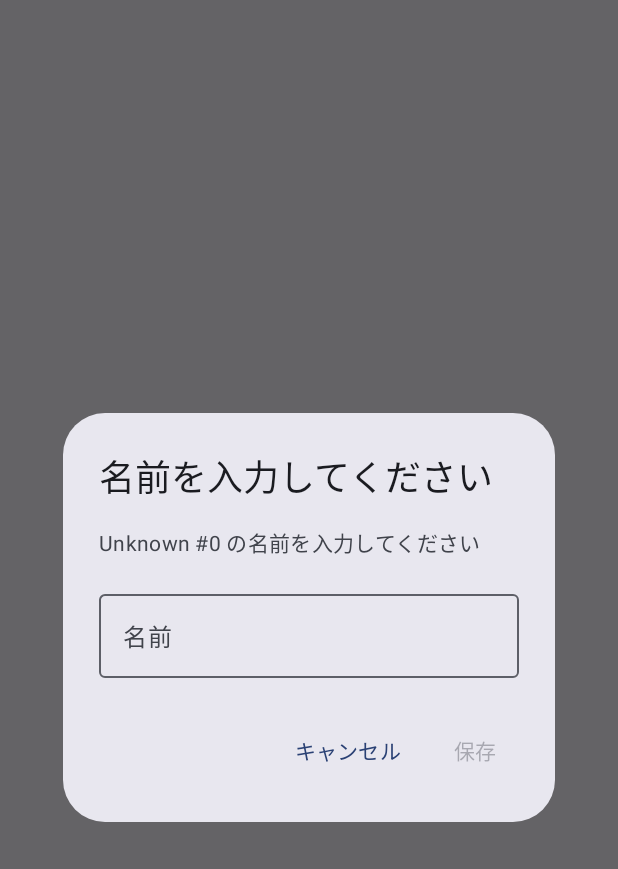
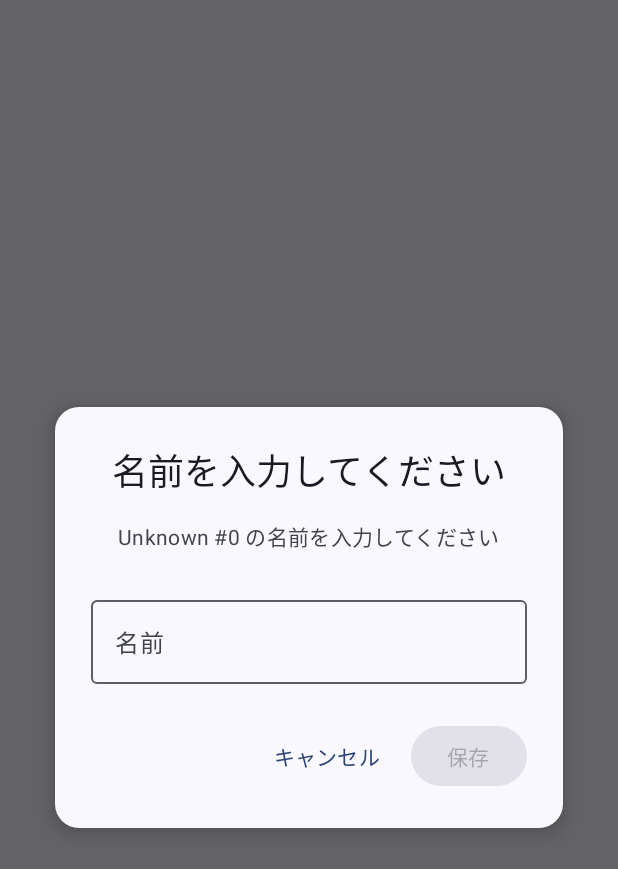
Before and after one commit to jphacks/os_2522, an Android app built with Jetpack Compose: the composable NameInputDialog called with empty values, on a phone screen of 412 x 824 dp. Shown: the top 869 px of the screen. Run offline under Robolectric (Android 15) with nearby library versions, the phone set to English and light mode, and no system bars; 12 statements that could not run were skipped.

Commit message:
fix: カメラプレビューのリソース管理と顔認識機能の改善

```diff
--- a/daredakke/app/src/main/java/com/example/daredakke/ui/camera/FaceDetectionOverlay.kt
+++ b/daredakke/app/src/main/java/com/example/daredakke/ui/camera/FaceDetectionOverlay.kt
@@ -7,6 +7,7 @@ import androidx.compose.foundation.shape.RoundedCornerShape
 import androidx.compose.material3.*
 import androidx.compose.runtime.*
 import androidx.compose.ui.Modifier
+import androidx.compose.ui.Alignment
 import androidx.compose.ui.draw.clip
 import androidx.compose.ui.geometry.Offset
 import androidx.compose.ui.graphics.Color
@@ -19,6 +20,8 @@ import androidx.compose.ui.text.drawText
 import androidx.compose.ui.text.rememberTextMeasurer
 import androidx.compose.ui.unit.dp
 import androidx.compose.ui.unit.sp
+import androidx.compose.ui.window.Dialog
+import androidx.compose.ui.window.DialogProperties
 import com.example.daredakke.ml.face.FaceDetectionResult
 import com.example.daredakke.constants.AppConstants
 
@@ -29,34 +32,12 @@ import com.example.daredakke.constants.AppConstants
 @Composable
 fun FaceDetectionOverlay(
     detectionResults: List<FaceDetectionResult>,
-    onUnknownFaceTap: (Int) -> Unit,
     modifier: Modifier = Modifier
 ) {
     val density = LocalDensity.current
     val textMeasurer = rememberTextMeasurer()
 
-    Canvas(
-        modifier = modifier.pointerInput(detectionResults) {
-            detectTapGestures { tapOffset ->
-                // タップ位置が顔のバウンディングボックス内かチェック
-                detectionResults.forEach { result ->
-                    val boundingBox = result.boundingBox
-                    if (tapOffset.x >= boundingBox.left &&
-                        tapOffset.x <= boundingBox.right &&
-                        tapOffset.y >= boundingBox.top &&
-                        tapOffset.y <= boundingBox.bottom
-                    ) {
-                        result.trackingId?.let { trackingId ->
-                            // Unknown顔のみタップ可能
-                            if (result.recognitionInfo?.isRecognized != true) {
-                                onUnknownFaceTap(trackingId)
-                            }
-                        }
-                    }
-                }
-            }
-        }
-    ) {
+    Canvas(modifier = modifier) {
         detectionResults.forEach { result ->
             drawFaceBoundingBox(
                 result = result,
@@ -95,20 +76,18 @@ private fun DrawScope.drawFaceBoundingBox(
     )
 
     // Phase 2&4: 認識情報に基づくラベルテキスト（要約付き）
-    // 初対面: BBOXのみ（ラベルなし）
-    // 2回目以降（認識済み）: 名前 + 前回要約
     val recognitionInfo = result.recognitionInfo
-    val labelText = if (recognitionInfo?.isRecognized == true) {
-        // 2回目以降: 名前と要約を表示
+
+    // 認識済みの顔のみラベルを表示
+    if (recognitionInfo == null || !recognitionInfo.isRecognized) {
+        return
+    }
+
     val name = recognitionInfo.personName ?: "認識済み"
-        if (recognitionInfo.lastSummary != null) {
+    val labelText = if (recognitionInfo.lastSummary != null) {
         "$name\n前回: ${recognitionInfo.lastSummary}"
     } else {
         name
-        }
-    } else {
-        // 初対面: ラベルなし（BBOXのみ）
-        return // ラベル描画をスキップ
     }
     val textStyle = TextStyle(
         fontSize = AppConstants.BBOX_TEXT_SIZE.sp,
@@ -122,18 +101,19 @@ private fun DrawScope.drawFaceBoundingBox(
         textLayoutResult.size.height.toFloat()
     )
 
-    // ラベル背景の位置とサイズ
-    val labelBackgroundTop = boundingBox.top - textSize.height - 8f
-    val labelBackgroundLeft = boundingBox.left
+    // ラベル背景の位置とサイズ（画面外チェック）
+    val labelBackgroundTop = (boundingBox.top - textSize.height - 8f).coerceAtLeast(0f)
+    val labelBackgroundLeft = boundingBox.left.coerceAtLeast(0f)
+    val labelWidth = (textSize.width + 16f).coerceAtMost(size.width - labelBackgroundLeft)
+    val labelHeight = (textSize.height + 8f).coerceAtMost(size.height - labelBackgroundTop)
 
+    // 幅と高さが正の値の場合のみ描画
+    if (labelWidth > 0f && labelHeight > 0f) {
         // ラベル背景を描画
         drawRect(
             color = boxColor.copy(alpha = 0.8f),
             topLeft = Offset(labelBackgroundLeft, labelBackgroundTop),
-        size = androidx.compose.ui.geometry.Size(
-            textSize.width + 16f,
-            textSize.height + 8f
-        )
+            size = androidx.compose.ui.geometry.Size(labelWidth, labelHeight)
         )
 
         // ラベルテキストを描画
@@ -144,12 +124,18 @@ private fun DrawScope.drawFaceBoundingBox(
             topLeft = Offset(
                 labelBackgroundLeft + 8f,
                 labelBackgroundTop + 4f
+            ),
+            size = androidx.compose.ui.geometry.Size(
+                width = (labelWidth - 16f).coerceAtLeast(1f),
+                height = (labelHeight - 8f).coerceAtLeast(1f)
             )
         )
+    }
 }
 
 /**
  * 名前入力ダイアログ
+ * カメラを無効化しないためにDialogを使用
  */
 @Composable
 fun NameInputDialog(
@@ -159,28 +145,66 @@ fun NameInputDialog(
 ) {
     var name by remember { mutableStateOf("") }
 
-    AlertDialog(
+    Dialog(
         onDismissRequest = onDismiss,
-        title = {
-            Text("名前を入力してください")
-        },
-        text = {
-            Column {
+        properties = DialogProperties(
+            dismissOnBackPress = true,
+            dismissOnClickOutside = true,
+            usePlatformDefaultWidth = false
+        )
+    ) {
+        Card(
+            modifier = Modifier
+                .fillMaxWidth(0.9f)
+                .padding(16.dp),
+            shape = RoundedCornerShape(16.dp),
+            colors = CardDefaults.cardColors(
+                containerColor = MaterialTheme.colorScheme.surface
+            ),
+            elevation = CardDefaults.cardElevation(defaultElevation = 8.dp)
+        ) {
+            Column(
+                modifier = Modifier.padding(24.dp),
+                horizontalAlignment = Alignment.CenterHorizontally
+            ) {
+                Text(
+                    text = "名前を入力してください",
+                    style = MaterialTheme.typography.headlineSmall,
+                    color = MaterialTheme.colorScheme.onSurface
+                )
+
+                Spacer(modifier = Modifier.height(16.dp))
+
                 Text(
                     text = "Unknown #$trackingId の名前を入力してください",
-                    style = MaterialTheme.typography.bodyMedium
+                    style = MaterialTheme.typography.bodyMedium,
+                    color = MaterialTheme.colorScheme.onSurfaceVariant
                 )
-                Spacer(modifier = Modifier.height(16.dp))
+
+                Spacer(modifier = Modifier.height(24.dp))
+
                 OutlinedTextField(
                     value = name,
                     onValueChange = { name = it },
                     label = { Text("名前") },
-                    singleLine = true
+                    singleLine = true,
+                    modifier = Modifier.fillMaxWidth()
                 )
+
+                Spacer(modifier = Modifier.height(24.dp))
+
+                Row(
+                    modifier = Modifier.fillMaxWidth(),
+                    horizontalArrangement = Arrangement.End,
+                    verticalAlignment = Alignment.CenterVertically
+                ) {
+                    TextButton(onClick = onDismiss) {
+                        Text("キャンセル")
                     }
-        },
-        confirmButton = {
-            TextButton(
+
+                    Spacer(modifier = Modifier.width(8.dp))
+
+                    Button(
                         onClick = {
                             if (name.isNotBlank()) {
                                 onSave(name.trim())
@@ -190,13 +214,10 @@ fun NameInputDialog(
                     ) {
                         Text("保存")
                     }
-        },
-        dismissButton = {
-            TextButton(onClick = onDismiss) {
-                Text("キャンセル")
                 }
             }
-    )
+        }
+    }
 }
 
 /**
```
Also changed, not shown: daredakke/app/src/main/java/com/example/daredakke/ui/camera/CameraScreen.kt (+44 -8 lines), daredakke/app/src/main/java/com/example/daredakke/ui/camera/CameraViewModel.kt (+31 -12 lines), daredakke/app/src/main/java/com/example/daredakke/ui/person/PersonListScreen.kt (+25 -1 lines). Lines whose indentation alone changed are shown as unchanged.
